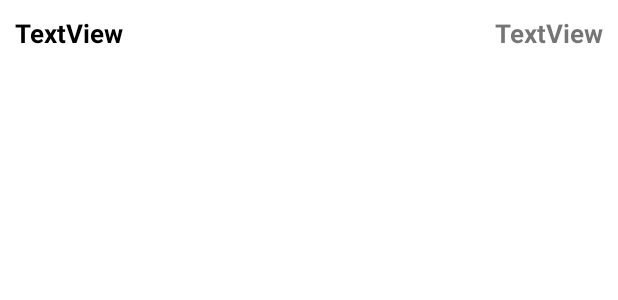
After one commit to cktkdrms66/project1, an Android app: the layout contact_list_item.xml on its own in the app's theme, with its tools: preview values and no code run, on a phone screen of 412 x 824 dp. The commit adds this screen. Shown: the top 300 px of the screen. Run offline under Robolectric (Android 15) with nearby library versions, the phone set to English and light mode, and no system bars.

Commit message:
연락처 추가

```diff
--- /dev/null
+++ b/Proejct1/app/src/main/res/layout/contact_list_item.xml
@@ -0,0 +1,45 @@
+<?xml version="1.0" encoding="utf-8"?>
+<LinearLayout xmlns:android="http://schemas.android.com/apk/res/android"
+    android:layout_width="match_parent"
+    android:layout_height="wrap_content"
+    android:orientation="vertical">
+
+    <LinearLayout
+        android:layout_width="match_parent"
+        android:layout_height="wrap_content"
+        android:orientation="horizontal">
+
+        <TextView
+            android:id="@+id/contact_name"
+            android:layout_width="wrap_content"
+            android:layout_height="wrap_content"
+            android:layout_marginStart="10dp"
+            android:layout_marginTop="10dp"
+            android:layout_marginBottom="10dp"
+            android:text="TextView"
+            android:textColor="#000000"
+            android:textSize="17sp"
+            android:textStyle="bold" />
+
+        <View
+            android:id="@+id/view"
+            android:layout_width="0dp"
+            android:layout_height="match_parent"
+            android:layout_weight="1" />
+
+        <TextView
+            android:id="@+id/contact_number"
+            android:layout_width="wrap_content"
+            android:layout_height="wrap_content"
+            android:layout_marginTop="10dp"
+            android:layout_marginEnd="10dp"
+            android:layout_marginBottom="10dp"
+            android:layout_weight="0"
+            android:text="TextView"
+            android:textSize="17sp"
+            android:textStyle="bold" />
+
+    </LinearLayout>
+
+
+</LinearLayout>
```
Also changed, not shown: Proejct1/app/src/main/java/com/example/proejct1/TabActivity.java (+70 -4 lines), Proejct1/app/src/main/java/com/example/proejct1/contact/ContactAdapter.java (added, +51 -0 lines), Proejct1/app/src/main/java/com/example/proejct1/contact/ContactViewHolder.java (added, +22 -0 lines), Proejct1/app/src/main/java/com/example/proejct1/fragment/Fragment1.java (+40 -1 lines), Proejct1/app/src/main/java/com/example/proejct1/model/Contact.java (added, +19 -0 lines), Proejct1/app/src/main/res/layout/fragment1.xml (+4 -5 lines).
